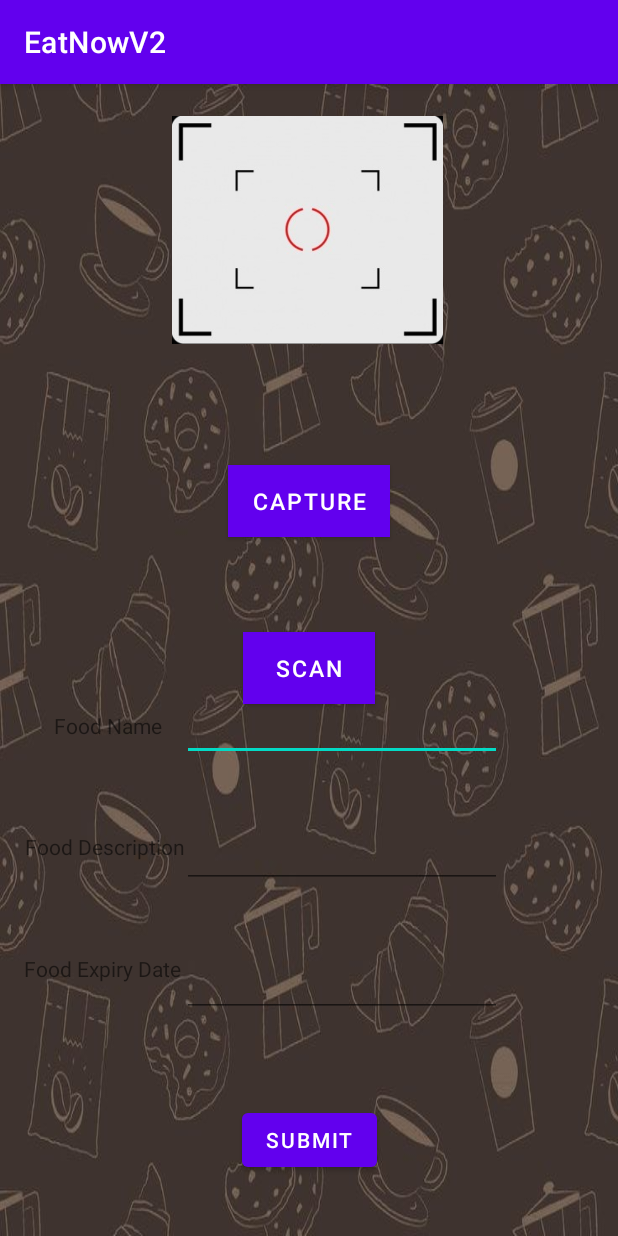
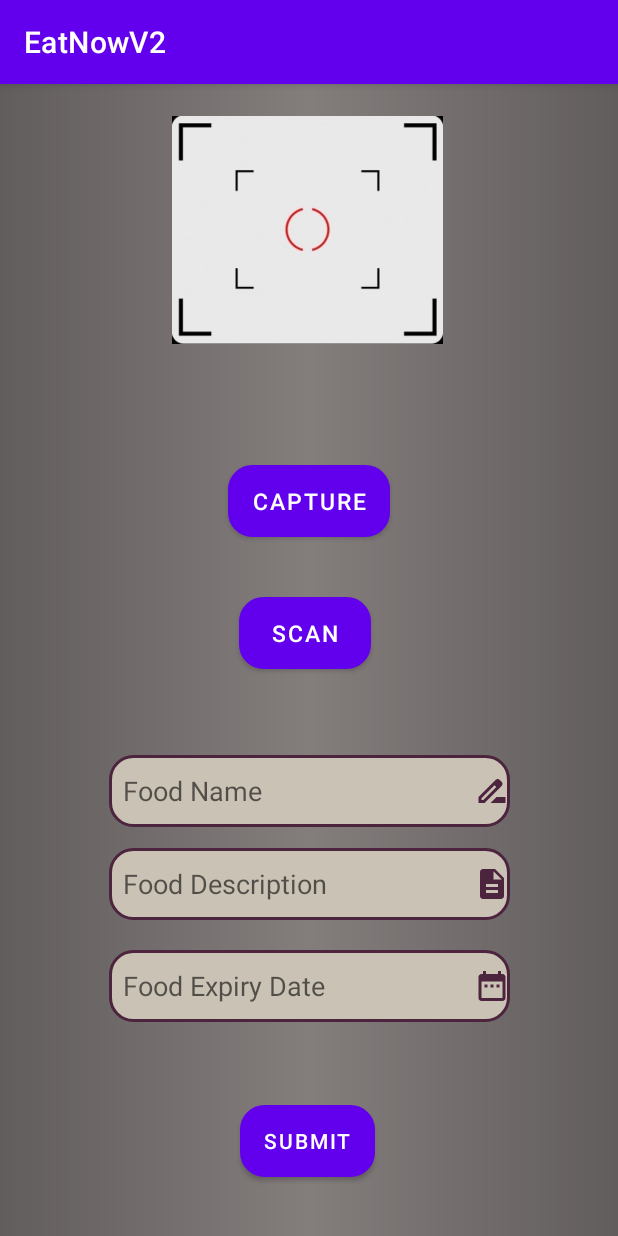
Before and after one commit to decaffinetedturtle/EatNowV2, an Android app: the addItem screen opened directly, with no data from a screen before it, on a phone screen of 412 x 824 dp. Run offline under Robolectric (Android 15) with nearby library versions, the light colour scheme and no system bars; our stand-ins replace Firebase (no records; nobody signed in at launch, a user with empty details on screens opened directly).

Commit message:
updated Ui
finished touch up on ui
barcode scanner

```diff
--- /dev/null
+++ b/app/src/main/res/drawable/date_icon.xml
@@ -0,0 +1,5 @@
+<vector android:height="24dp" android:tint="#4D243D"
+    android:viewportHeight="24" android:viewportWidth="24"
+    android:width="24dp" xmlns:android="http://schemas.android.com/apk/res/android">
+    <path android:fillColor="@android:color/white" android:pathData="M9,11L7,11v2h2v-2zM13,11h-2v2h2v-2zM17,11h-2v2h2v-2zM19,4h-1L18,2h-2v2L8,4L8,2L6,2v2L5,4c-1.11,0 -1.99,0.9 -1.99,2L3,20c0,1.1 0.89,2 2,2h14c1.1,0 2,-0.9 2,-2L21,6c0,-1.1 -0.9,-2 -2,-2zM19,20L5,20L5,9h14v11z"/>
+</vector>
--- /dev/null
+++ b/app/src/main/res/drawable/desc_icon.xml
@@ -0,0 +1,5 @@
+<vector android:height="24dp" android:tint="#4D243D"
+    android:viewportHeight="24" android:viewportWidth="24"
+    android:width="24dp" xmlns:android="http://schemas.android.com/apk/res/android">
+    <path android:fillColor="@android:color/white" android:pathData="M14,2L6,2c-1.1,0 -1.99,0.9 -1.99,2L4,20c0,1.1 0.89,2 1.99,2L18,22c1.1,0 2,-0.9 2,-2L20,8l-6,-6zM16,18L8,18v-2h8v2zM16,14L8,14v-2h8v2zM13,9L13,3.5L18.5,9L13,9z"/>
+</vector>
--- /dev/null
+++ b/app/src/main/res/drawable/title_name.xml
@@ -0,0 +1,5 @@
+<vector android:height="24dp" android:tint="#4D243D"
+    android:viewportHeight="24" android:viewportWidth="24"
+    android:width="24dp" xmlns:android="http://schemas.android.com/apk/res/android">
+    <path android:fillColor="@android:color/white" android:pathData="M18.41,5.8L17.2,4.59c-0.78,-0.78 -2.05,-0.78 -2.83,0l-2.68,2.68L3,15.96V20h4.04l8.74,-8.74 2.63,-2.63c0.79,-0.78 0.79,-2.05 0,-2.83zM6.21,18H5v-1.21l8.66,-8.66 1.21,1.21L6.21,18zM11,20l4,-4h6v4H11z"/>
+</vector>
--- a/app/src/main/res/layout/activity_add_item.xml
+++ b/app/src/main/res/layout/activity_add_item.xml
@@ -4,57 +4,73 @@
     xmlns:tools="http://schemas.android.com/tools"
     android:layout_width="match_parent"
     android:layout_height="match_parent"
-    android:background="@drawable/background1"
+    android:background="@drawable/button_custom"
     tools:context=".menuItems.addItem">
+
 
     <Button
         android:id="@+id/btnScan"
         android:layout_width="wrap_content"
         android:layout_height="wrap_content"
-        android:layout_marginBottom="292dp"
-        android:background="@drawable/button_custom"
+        android:background="@drawable/edit_text_design"
         android:text="SCAN"
         android:textColor="#ffff"
         android:textSize="15dp"
         app:layout_constraintBottom_toBottomOf="parent"
         app:layout_constraintEnd_toEndOf="parent"
-        app:layout_constraintHorizontal_bias="0.5"
+        app:layout_constraintHorizontal_bias="0.492"
         app:layout_constraintStart_toStartOf="parent"
-        app:layout_constraintTop_toBottomOf="@+id/btnCamera" />
+        app:layout_constraintTop_toTopOf="parent"
+        app:layout_constraintVertical_bias="0.475" />
 
     <EditText
         android:id="@+id/etFoodTitle"
-        android:layout_width="wrap_content"
+        android:layout_width="267dp"
         android:layout_height="wrap_content"
+        android:layout_gravity="center"
+        android:layout_marginTop="23dp"
+        android:layout_marginBottom="200dp"
+        android:background="@drawable/edit_text_design"
+        android:drawableRight="@drawable/title_name"
         android:ems="10"
+        android:hint="  Food Name"
         android:inputType="textPersonName"
-        android:text=""
+        android:minHeight="48dp"
         app:layout_constraintBottom_toBottomOf="@+id/btnSubmit"
         app:layout_constraintEnd_toEndOf="parent"
-        app:layout_constraintHorizontal_bias="0.611"
         app:layout_constraintStart_toStartOf="parent"
-        app:layout_constraintTop_toTopOf="parent"
-        app:layout_constraintVertical_bias="0.595" />
+        app:layout_constraintTop_toBottomOf="@+id/btnScan"></EditText>
+
+    <Space
+        android:id="@+id/space"
+        android:layout_width="match_parent"
+        android:layout_height="25dp"
+        app:layout_constraintBottom_toTopOf="@+id/btnCamera"></Space>
 
     <EditText
         android:id="@+id/etFoodDesc"
-        android:layout_width="wrap_content"
+        android:layout_width="267dp"
         android:layout_height="wrap_content"
+        android:layout_gravity="center"
+        android:layout_marginTop="152dp"
+        android:layout_marginBottom="68dp"
+        android:background="@drawable/edit_text_design"
+        android:drawableRight="@drawable/date_icon"
         android:ems="10"
+        android:hint="  Food Expiry Date"
         android:inputType="textPersonName"
-        android:text=""
+        android:minHeight="48dp"
         app:layout_constraintBottom_toBottomOf="@+id/btnSubmit"
         app:layout_constraintEnd_toEndOf="parent"
-        app:layout_constraintHorizontal_bias="0.611"
         app:layout_constraintStart_toStartOf="parent"
-        app:layout_constraintTop_toTopOf="parent"
-        app:layout_constraintVertical_bias="0.719" />
+        app:layout_constraintTop_toBottomOf="@+id/btnScan"></EditText>
+
 
     <Button
         android:id="@+id/btnCamera"
         android:layout_width="wrap_content"
         android:layout_height="wrap_content"
-        android:background="@drawable/button_custom"
+        android:background="@drawable/edit_text_design"
         android:text="CAPTURE"
         android:textColor="#ffff"
         android:textSize="15dp"
@@ -64,64 +80,38 @@
         app:layout_constraintTop_toTopOf="parent"
         app:layout_constraintVertical_bias="0.353" />
 
+
     <Button
         android:id="@+id/btnSubmit"
         android:layout_width="wrap_content"
         android:layout_height="wrap_content"
-        android:layout_marginBottom="40dp"
+        android:background="@drawable/button_login"
         android:text="Submit"
         app:layout_constraintBottom_toBottomOf="parent"
         app:layout_constraintEnd_toEndOf="parent"
-        app:layout_constraintStart_toStartOf="parent" />
+        app:layout_constraintHorizontal_bias="0.496"
+        app:layout_constraintStart_toStartOf="parent"
+        app:layout_constraintTop_toTopOf="parent"
+        app:layout_constraintVertical_bias="0.945"
+        android:textColor="@color/White"/>
 
     <EditText
         android:id="@+id/etFoodExpDate"
-        android:layout_width="wrap_content"
+        android:layout_width="267dp"
         android:layout_height="wrap_content"
+        android:layout_gravity="center"
+        android:layout_marginTop="83dp"
+        android:layout_marginBottom="136dp"
+        android:background="@drawable/edit_text_design"
+        android:drawableRight="@drawable/desc_icon"
         android:ems="10"
-        android:inputType="date"
+        android:hint="  Food Description"
+        android:inputType="textPersonName"
+        android:minHeight="48dp"
         app:layout_constraintBottom_toBottomOf="@+id/btnSubmit"
         app:layout_constraintEnd_toEndOf="parent"
-        app:layout_constraintHorizontal_bias="0.611"
         app:layout_constraintStart_toStartOf="parent"
-        app:layout_constraintTop_toTopOf="parent"
-        app:layout_constraintVertical_bias="0.845" />
-
-    <TextView
-        android:id="@+id/textView"
-        android:layout_width="wrap_content"
-        android:layout_height="wrap_content"
-        android:text="Food Name"
-        app:layout_constraintBottom_toBottomOf="parent"
-        app:layout_constraintEnd_toEndOf="parent"
-        app:layout_constraintHorizontal_bias="0.106"
-        app:layout_constraintStart_toStartOf="parent"
-        app:layout_constraintTop_toTopOf="parent"
-        app:layout_constraintVertical_bias="0.558" />
-
-    <TextView
-        android:id="@+id/textView2"
-        android:layout_width="wrap_content"
-        android:layout_height="wrap_content"
-        android:text="Food Description"
-        app:layout_constraintBottom_toBottomOf="parent"
-        app:layout_constraintEnd_toEndOf="parent"
-        app:layout_constraintHorizontal_bias="0.055"
-        app:layout_constraintStart_toStartOf="parent"
-        app:layout_constraintTop_toTopOf="parent"
-        app:layout_constraintVertical_bias="0.666" />
-
-    <TextView
-        android:id="@+id/textView3"
-        android:layout_width="wrap_content"
-        android:layout_height="wrap_content"
-        android:text="Food Expiry Date"
-        app:layout_constraintBottom_toBottomOf="parent"
-        app:layout_constraintEnd_toEndOf="parent"
-        app:layout_constraintHorizontal_bias="0.052"
-        app:layout_constraintStart_toStartOf="parent"
-        app:layout_constraintTop_toTopOf="parent"
-        app:layout_constraintVertical_bias="0.775" />
+        app:layout_constraintTop_toBottomOf="@+id/btnScan"></EditText>
 
     <ImageView
         android:id="@+id/imageView2"
```
Also changed, not shown: app/src/main/res/layout/activity_expired_main.xml (+5 -6 lines), app/src/main/res/layout/activity_un_expired_main.xml (+29 -6 lines), app/src/main/res/layout/activity_user_register.xml (+5 -4 lines), app/src/main/res/layout/item_expired_blueprint.xml (+22 -26 lines), app/src/main/res/layout/item_un_expired_blueprint.xml (+7 -5 lines).
